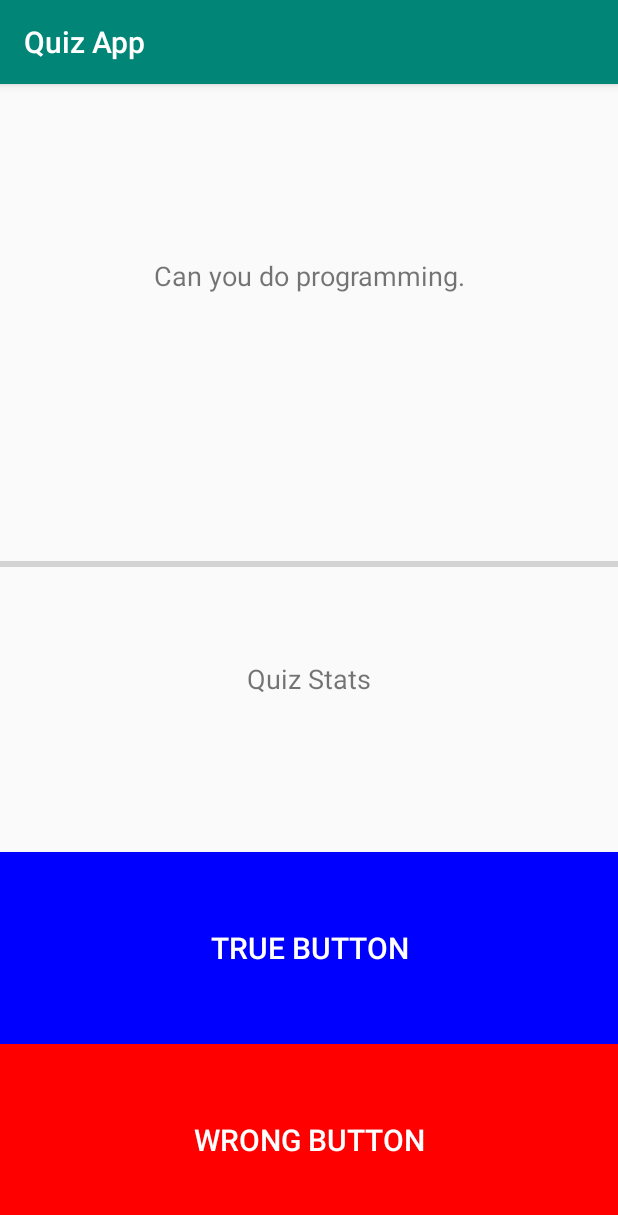
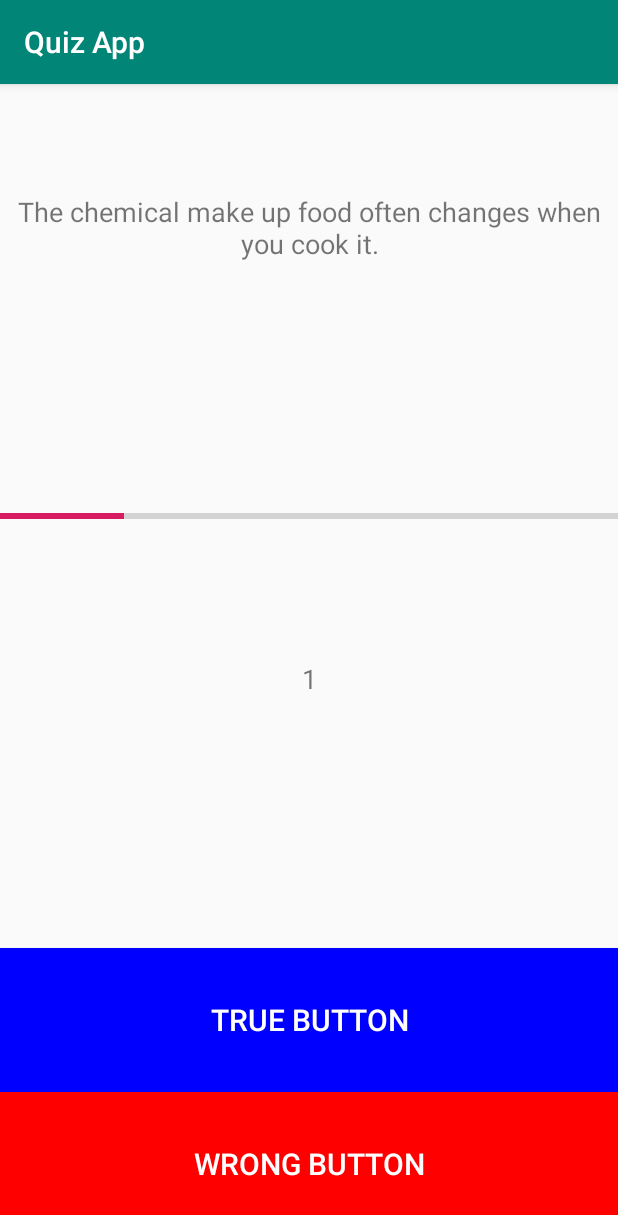
Before and after one commit to adarshjha-17/AndroidTuts, an Android app: the screen it shows after launch (MainActivity), after a tap on "WRONG BUTTON", on a phone screen of 412 x 824 dp. Shown: the top 1215 px of the screen. Run offline under Robolectric (Android 15) with nearby library versions, the light colour scheme and no system bars.

Commit message:
Added track progress bar and quiz stats

```diff
--- a/QuizApp/app/src/main/java/com/example/quizapp/MainActivity.java
+++ b/QuizApp/app/src/main/java/com/example/quizapp/MainActivity.java
@@ -6,22 +6,32 @@ import android.os.Bundle;
 import android.util.Log;
 import android.view.View;
 import android.widget.Button;
+import android.widget.ProgressBar;
 import android.widget.TextView;
 import android.widget.Toast;
 
 public class MainActivity extends AppCompatActivity {
 
+    private TextView quizStatsTextView;
+    private ProgressBar quizPB;
     Button trueBtn, wrongBtn;
     TextView questionTextView;
     private int questionIndex;
     private  int questionQuiz;
+    private int score;
 
 //    This array is create for only use to structure and packaged data because we are not using database
 
     private QuizModel[] quizQuestions = new QuizModel[]{
 
-            new QuizModel(R.string.q1,true), new QuizModel(R.string.q2, false), new QuizModel(R.string.q3, true)
+            new QuizModel(R.string.q1,false), new QuizModel(R.string.q2, false),
+            new QuizModel(R.string.q3, true),
+            new QuizModel(R.string.q4,false), new QuizModel(R.string.q5,false), new QuizModel(R.string.q6, true),
+            new QuizModel(R.string.q7,true), new QuizModel(R.string.q8,false), new QuizModel(R.string.q9,true),
+            new QuizModel(R.string.q10, true)
     };
+
+    final int USER_PROGRESS = (int) Math.ceil(100.0 / quizQuestions.length);
 
 
 
@@ -32,6 +42,8 @@ public class MainActivity extends AppCompatActivity {
         trueBtn = findViewById(R.id.trueBtn);
         wrongBtn = findViewById(R.id.wrongBtn);
         questionTextView = findViewById(R.id.questionTextView);
+        quizStatsTextView = findViewById(R.id.quizStatsTextView);
+        quizPB = findViewById(R.id.quizPB);
 
 //        Object created to access the data
         QuizModel q1 = quizQuestions[0];
@@ -62,9 +74,11 @@ public class MainActivity extends AppCompatActivity {
 
     private void updateQuestion(){
 
+        quizStatsTextView.setText(String.valueOf(score));
         questionIndex = (questionIndex + 1) % quizQuestions.length;
         questionQuiz = quizQuestions[questionIndex].getmQuestion();
         questionTextView.setText(questionQuiz);
+        quizPB.incrementProgressBy(USER_PROGRESS);
 
     }
 
@@ -75,6 +89,7 @@ public class MainActivity extends AppCompatActivity {
 
         if (correctAnswer == userGuess){
 
+            score += 1;
             Toast.makeText(getApplicationContext(),R.string.correct_answer_toast,Toast.LENGTH_SHORT).show();
         }
         else{
--- a/QuizApp/app/src/main/res/layout/activity_main.xml
+++ b/QuizApp/app/src/main/res/layout/activity_main.xml
@@ -21,13 +21,13 @@
         style="?android:attr/progressBarStyleHorizontal"
         android:layout_width="match_parent"
         android:layout_height="0dp"
-        android:layout_weight="1" />
+        android:layout_weight="2" />
 
     <TextView
         android:id="@+id/quizStatsTextView"
         android:layout_width="match_parent"
         android:layout_height="0dp"
-        android:layout_weight="1"
+        android:layout_weight="2"
         android:gravity="center_horizontal"
         android:text="Quiz Stats"
         android:textSize="18sp" />
--- a/QuizApp/app/src/main/res/values/strings.xml
+++ b/QuizApp/app/src/main/res/values/strings.xml
@@ -4,7 +4,15 @@
 
 
     <string name="app_name">Quiz App</string>
-    <string name="q1">Is your name is adarsh.</string>
-    <string name="q2">Is you are above 18.</string>
-    <string name="q3">Can you do programming.</string>
+    <string name="q1">Electrons are larger than molecules.</string>
+    <string name="q2">The Atlantic Ocean is the biggest ocean on Earth.</string>
+    <string name="q3">The chemical make up food often changes when you cook it.</string>
+    <string name="q4"> Sharks are mammals.</string>
+    <string name="q5">The human body has four lungs.</string>
+    <string name="q6">Atoms are most stable when their outer shells are full.</string>
+    <string name="q7">Filtration separates mixtures based upon their particle size.</string>
+    <string name="q8">Venus is the closest planet to the Sun.</string>
+    <string name="q9">Conductors have low resistance.</string>
+    <string name="q10"> Molecules can have atoms from more than one chemical element.</string>
+
 </resources>
```
